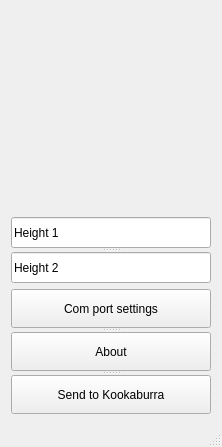
The window that GUI/src/mainwindow.ui (VvWijhe/kookaburra) describes before a commit, drawn with Qt 5.
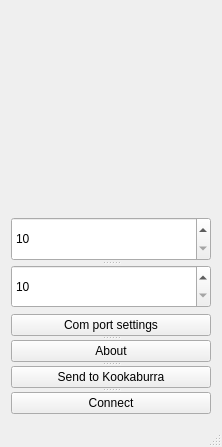
The same window after the commit. Icons and pictures are not drawn.

```diff
--- a/GUI/src/mainwindow.ui
+++ b/GUI/src/mainwindow.ui
@@ -43,26 +43,26 @@
        <property name="orientation">
         <enum>Qt::Vertical</enum>
        </property>
-       <widget class="QLineEdit" name="UIHeightOne">
-        <property name="maximumSize">
-         <size>
-          <width>16777215</width>
-          <height>31</height>
-         </size>
+       <widget class="QSpinBox" name="heightBox1">
+        <property name="minimum">
+         <number>10</number>
         </property>
-        <property name="text">
-         <string>Height 1</string>
+        <property name="maximum">
+         <number>300</number>
+        </property>
+        <property name="singleStep">
+         <number>5</number>
         </property>
        </widget>
-       <widget class="QLineEdit" name="UIHeightTwo">
-        <property name="maximumSize">
-         <size>
-          <width>16777215</width>
-          <height>31</height>
-         </size>
+       <widget class="QSpinBox" name="heightBox2">
+        <property name="minimum">
+         <number>10</number>
         </property>
-        <property name="text">
-         <string>Height 2</string>
+        <property name="maximum">
+         <number>300</number>
+        </property>
+        <property name="singleStep">
+         <number>5</number>
         </property>
        </widget>
       </widget>
@@ -90,6 +90,11 @@
           <string>Send to Kookaburra</string>
          </property>
         </widget>
+        <widget class="QPushButton" name="recButton">
+         <property name="text">
+          <string>Connect</string>
+         </property>
+        </widget>
        </widget>
       </item>
      </layout>
```
